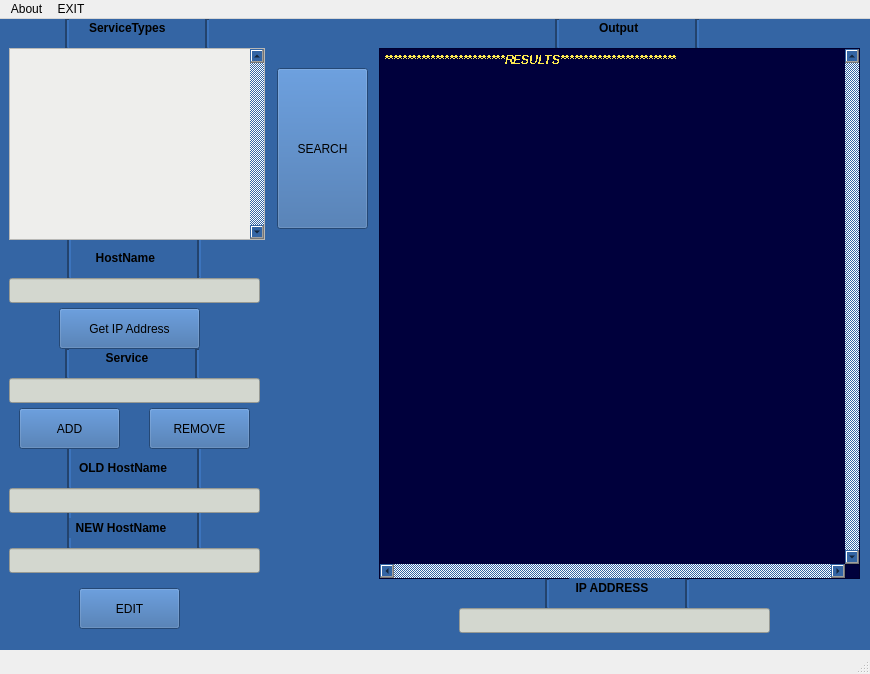
Old version of the form Project/UserInterface.ui in the repository andreigaina/RC_P.
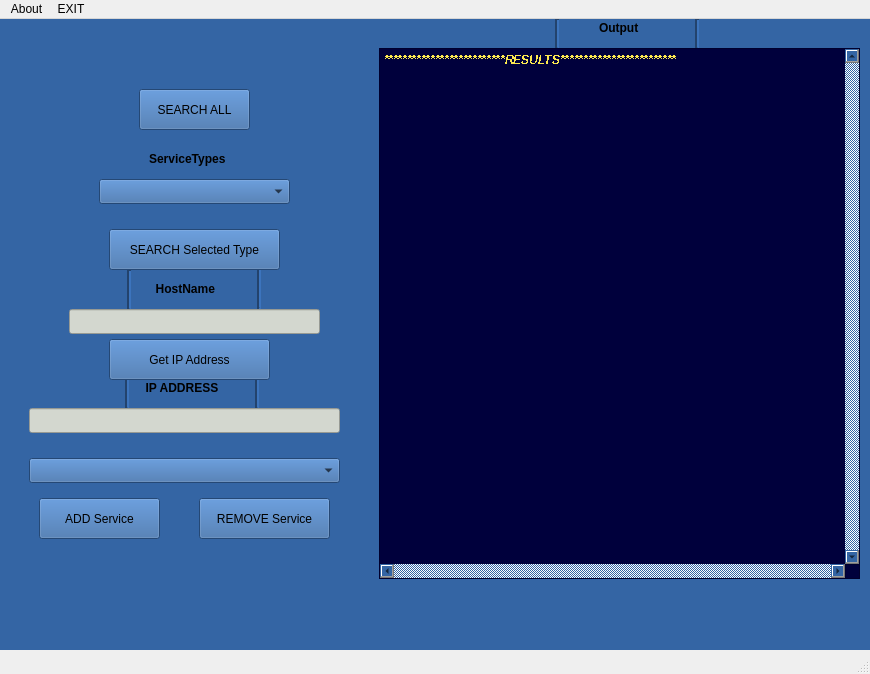
New version of the form.

What changed in the file:
```diff
--- a/Project/UserInterface.ui
+++ b/Project/UserInterface.ui
@@ -53,31 +53,6 @@
     <property name="styleSheet">
      <string notr="true">background:rgb(52, 101, 164)</string>
     </property>
-    <widget class="QListView" name="serviceTypesBox">
-     <property name="geometry">
-      <rect>
-       <x>70</x>
-       <y>30</y>
-       <width>256</width>
-       <height>192</height>
-      </rect>
-     </property>
-     <property name="focusPolicy">
-      <enum>Qt::NoFocus</enum>
-     </property>
-     <property name="toolTipDuration">
-      <number>-6</number>
-     </property>
-     <property name="styleSheet">
-      <string notr="true">background:rgb(238, 238, 236);</string>
-     </property>
-     <property name="verticalScrollBarPolicy">
-      <enum>Qt::ScrollBarAlwaysOn</enum>
-     </property>
-     <property name="horizontalScrollBarPolicy">
-      <enum>Qt::ScrollBarAsNeeded</enum>
-     </property>
-    </widget>
     <widget class="QPlainTextEdit" name="outputDisplay">
      <property name="geometry">
       <rect>
@@ -137,88 +112,20 @@
       </color>
      </property>
     </widget>
-    <widget class="QLabel" name="labelServiceTypes">
+    <widget class="QPushButton" name="searchAllButton">
      <property name="geometry">
       <rect>
-       <x>150</x>
-       <y>0</y>
-       <width>101</width>
-       <height>20</height>
-      </rect>
-     </property>
-     <property name="font">
-      <font>
-       <weight>75</weight>
-       <italic>false</italic>
-       <bold>true</bold>
-       <strikeout>false</strikeout>
-      </font>
-     </property>
-     <property name="text">
-      <string>ServiceTypes</string>
-     </property>
-     <property name="openExternalLinks">
-      <bool>true</bool>
-     </property>
-    </widget>
-    <widget class="Line" name="line">
-     <property name="geometry">
-      <rect>
-       <x>120</x>
-       <y>0</y>
-       <width>16</width>
-       <height>31</height>
-      </rect>
-     </property>
-     <property name="font">
-      <font>
-       <weight>50</weight>
-       <bold>false</bold>
-      </font>
-     </property>
-     <property name="styleSheet">
-      <string notr="true"/>
-     </property>
-     <property name="frameShadow">
-      <enum>QFrame::Sunken</enum>
-     </property>
-     <property name="lineWidth">
-      <number>2</number>
-     </property>
-     <property name="orientation">
-      <enum>Qt::Vertical</enum>
-     </property>
-    </widget>
-    <widget class="Line" name="line_2">
-     <property name="geometry">
-      <rect>
-       <x>260</x>
-       <y>0</y>
-       <width>16</width>
-       <height>31</height>
-      </rect>
-     </property>
-     <property name="lineWidth">
-      <number>2</number>
-     </property>
-     <property name="orientation">
-      <enum>Qt::Vertical</enum>
-     </property>
-    </widget>
-    <widget class="QPushButton" name="searchButton">
-     <property name="geometry">
-      <rect>
-       <x>338</x>
-       <y>50</y>
-       <width>91</width>
-       <height>161</height>
+       <x>200</x>
+       <y>71</y>
+       <width>111</width>
+       <height>41</height>
       </rect>
      </property>
      <property name="autoFillBackground">
       <bool>false</bool>
      </property>
      <property name="text">
-      <string>SEARCH</string>
+      <string>SEARCH ALL</string>
      </property>
     </widget>
     <widget class="Line" name="line_3">
@@ -280,8 +187,8 @@
     <widget class="QLineEdit" name="ipAddress">
      <property name="geometry">
       <rect>
-       <x>520</x>
-       <y>590</y>
+       <x>90</x>
+       <y>390</y>
        <width>311</width>
        <height>25</height>
       </rect>
@@ -302,8 +209,8 @@
     <widget class="Line" name="line_5">
      <property name="geometry">
       <rect>
-       <x>600</x>
-       <y>560</y>
+       <x>180</x>
+       <y>360</y>
        <width>16</width>
        <height>31</height>
       </rect>
@@ -318,8 +225,8 @@
     <widget class="QLabel" name="labelIpAddress">
      <property name="geometry">
       <rect>
-       <x>630</x>
-       <y>560</y>
+       <x>200</x>
+       <y>360</y>
        <width>101</width>
        <height>20</height>
       </rect>
@@ -342,8 +249,8 @@
     <widget class="Line" name="line_6">
      <property name="geometry">
       <rect>
-       <x>740</x>
-       <y>560</y>
+       <x>310</x>
+       <y>360</y>
        <width>16</width>
        <height>31</height>
       </rect>
@@ -358,8 +265,8 @@
     <widget class="QLabel" name="labelHostName">
      <property name="geometry">
       <rect>
-       <x>150</x>
-       <y>230</y>
+       <x>210</x>
+       <y>261</y>
        <width>101</width>
        <height>20</height>
       </rect>
@@ -382,8 +289,8 @@
     <widget class="QLineEdit" name="hostName">
      <property name="geometry">
       <rect>
-       <x>70</x>
-       <y>260</y>
+       <x>130</x>
+       <y>291</y>
        <width>251</width>
        <height>25</height>
       </rect>
@@ -401,10 +308,10 @@
     <widget class="Line" name="line_13">
      <property name="geometry">
       <rect>
-       <x>120</x>
-       <y>210</y>
+       <x>180</x>
+       <y>251</y>
        <width>20</width>
-       <height>51</height>
+       <height>41</height>
       </rect>
      </property>
      <property name="lineWidth">
@@ -417,143 +324,9 @@
     <widget class="Line" name="line_14">
      <property name="geometry">
       <rect>
-       <x>250</x>
-       <y>199</y>
+       <x>310</x>
+       <y>250</y>
        <width>20</width>
-       <height>61</height>
-      </rect>
-     </property>
-     <property name="lineWidth">
-      <number>2</number>
-     </property>
-     <property name="orientation">
-      <enum>Qt::Vertical</enum>
-     </property>
-    </widget>
-    <widget class="QLabel" name="labelOldHost">
-     <property name="geometry">
-      <rect>
-       <x>140</x>
-       <y>440</y>
-       <width>111</width>
-       <height>20</height>
-      </rect>
-     </property>
-     <property name="font">
-      <font>
-       <weight>75</weight>
-       <italic>false</italic>
-       <bold>true</bold>
-       <strikeout>false</strikeout>
-      </font>
-     </property>
-     <property name="text">
-      <string>OLD HostName</string>
-     </property>
-     <property name="textInteractionFlags">
-      <set>Qt::NoTextInteraction</set>
-     </property>
-    </widget>
-    <widget class="QLineEdit" name="oldHostName">
-     <property name="geometry">
-      <rect>
-       <x>70</x>
-       <y>470</y>
-       <width>251</width>
-       <height>25</height>
-      </rect>
-     </property>
-     <property name="styleSheet">
-      <string notr="true">background-color: rgb(211, 215, 207);</string>
-     </property>
-     <property name="alignment">
-      <set>Qt::AlignCenter</set>
-     </property>
-     <property name="clearButtonEnabled">
-      <bool>true</bool>
-     </property>
-    </widget>
-    <widget class="Line" name="line_15">
-     <property name="geometry">
-      <rect>
-       <x>120</x>
-       <y>420</y>
-       <width>20</width>
-       <height>51</height>
-      </rect>
-     </property>
-     <property name="lineWidth">
-      <number>2</number>
-     </property>
-     <property name="orientation">
-      <enum>Qt::Vertical</enum>
-     </property>
-    </widget>
-    <widget class="Line" name="line_16">
-     <property name="geometry">
-      <rect>
-       <x>250</x>
-       <y>420</y>
-       <width>20</width>
-       <height>51</height>
-      </rect>
-     </property>
-     <property name="lineWidth">
-      <number>2</number>
-     </property>
-     <property name="orientation">
-      <enum>Qt::Vertical</enum>
-     </property>
-    </widget>
-    <widget class="QLabel" name="labelNewHost">
-     <property name="geometry">
-      <rect>
-       <x>130</x>
-       <y>500</y>
-       <width>121</width>
-       <height>20</height>
-      </rect>
-     </property>
-     <property name="font">
-      <font>
-       <weight>75</weight>
-       <italic>false</italic>
-       <bold>true</bold>
-       <strikeout>false</strikeout>
-      </font>
-     </property>
-     <property name="text">
-      <string>  NEW HostName</string>
-     </property>
-     <property name="textInteractionFlags">
-      <set>Qt::NoTextInteraction</set>
-     </property>
-    </widget>
-    <widget class="QLineEdit" name="newHostName">
-     <property name="geometry">
-      <rect>
-       <x>70</x>
-       <y>530</y>
-       <width>251</width>
-       <height>25</height>
-      </rect>
-     </property>
-     <property name="styleSheet">
-      <string notr="true">background-color: rgb(211, 215, 207);</string>
-     </property>
-     <property name="alignment">
-      <set>Qt::AlignCenter</set>
-     </property>
-     <property name="clearButtonEnabled">
-      <bool>true</bool>
-     </property>
-    </widget>
-    <widget class="Line" name="line_17">
-     <property name="geometry">
-      <rect>
-       <x>120</x>
-       <y>490</y>
-       <width>20</width>
        <height>41</height>
       </rect>
      </property>
@@ -564,103 +337,12 @@
       <enum>Qt::Vertical</enum>
      </property>
     </widget>
-    <widget class="Line" name="line_18">
-     <property name="geometry">
-      <rect>
-       <x>250</x>
-       <y>490</y>
-       <width>20</width>
-       <height>41</height>
-      </rect>
-     </property>
-     <property name="lineWidth">
-      <number>2</number>
-     </property>
-     <property name="orientation">
-      <enum>Qt::Vertical</enum>
-     </property>
-    </widget>
-    <widget class="QLabel" name="labelService">
-     <property name="geometry">
-      <rect>
-       <x>140</x>
-       <y>330</y>
-       <width>101</width>
-       <height>20</height>
-      </rect>
-     </property>
-     <property name="font">
-      <font>
-       <weight>75</weight>
-       <italic>false</italic>
-       <bold>true</bold>
-       <strikeout>false</strikeout>
-      </font>
-     </property>
-     <property name="text">
-      <string>        Service</string>
-     </property>
-     <property name="textInteractionFlags">
-      <set>Qt::NoTextInteraction</set>
-     </property>
-    </widget>
-    <widget class="QLineEdit" name="serviceName">
-     <property name="geometry">
-      <rect>
-       <x>70</x>
-       <y>360</y>
-       <width>251</width>
-       <height>25</height>
-      </rect>
-     </property>
-     <property name="styleSheet">
-      <string notr="true">background-color: rgb(211, 215, 207);</string>
-     </property>
-     <property name="alignment">
-      <set>Qt::AlignCenter</set>
-     </property>
-     <property name="clearButtonEnabled">
-      <bool>true</bool>
-     </property>
-    </widget>
-    <widget class="Line" name="line_19">
-     <property name="geometry">
-      <rect>
-       <x>120</x>
-       <y>330</y>
-       <width>16</width>
-       <height>31</height>
-      </rect>
-     </property>
-     <property name="lineWidth">
-      <number>2</number>
-     </property>
-     <property name="orientation">
-      <enum>Qt::Vertical</enum>
-     </property>
-    </widget>
-    <widget class="Line" name="line_20">
-     <property name="geometry">
-      <rect>
-       <x>250</x>
-       <y>330</y>
-       <width>16</width>
-       <height>31</height>
-      </rect>
-     </property>
-     <property name="lineWidth">
-      <number>2</number>
-     </property>
-     <property name="orientation">
-      <enum>Qt::Vertical</enum>
-     </property>
-    </widget>
     <widget class="QPushButton" name="getIPButton">
      <property name="geometry">
       <rect>
-       <x>120</x>
-       <y>290</y>
-       <width>141</width>
+       <x>170</x>
+       <y>321</y>
+       <width>161</width>
        <height>41</height>
       </rect>
      </property>
@@ -671,75 +353,109 @@
     <widget class="QPushButton" name="addServiceButton">
      <property name="geometry">
       <rect>
-       <x>80</x>
-       <y>390</y>
-       <width>101</width>
+       <x>100</x>
+       <y>480</y>
+       <width>121</width>
        <height>41</height>
       </rect>
      </property>
      <property name="text">
-      <string>ADD</string>
+      <string>ADD Service</string>
      </property>
     </widget>
     <widget class="QPushButton" name="removeServiceButton">
      <property name="geometry">
       <rect>
+       <x>260</x>
+       <y>480</y>
+       <width>131</width>
+       <height>41</height>
+      </rect>
+     </property>
+     <property name="text">
+      <string>REMOVE Service</string>
+     </property>
+    </widget>
+    <widget class="QComboBox" name="serviceTypesBox">
+     <property name="geometry">
+      <rect>
+       <x>160</x>
+       <y>161</y>
+       <width>191</width>
+       <height>25</height>
+      </rect>
+     </property>
+    </widget>
+    <widget class="QPushButton" name="searchSelectedType">
+     <property name="geometry">
+      <rect>
+       <x>170</x>
+       <y>211</y>
+       <width>171</width>
+       <height>41</height>
+      </rect>
+     </property>
+     <property name="autoFillBackground">
+      <bool>false</bool>
+     </property>
+     <property name="text">
+      <string>SEARCH Selected Type</string>
+     </property>
+    </widget>
+    <widget class="QLabel" name="labelHostName_2">
+     <property name="geometry">
+      <rect>
        <x>210</x>
-       <y>390</y>
+       <y>131</y>
        <width>101</width>
-       <height>41</height>
+       <height>20</height>
       </rect>
      </property>
+     <property name="font">
+      <font>
+       <weight>75</weight>
+       <italic>false</italic>
+       <bold>true</bold>
+       <strikeout>false</strikeout>
+      </font>
+     </property>
      <property name="text">
-      <string>REMOVE</string>
+      <string>ServiceTypes</string>
+     </property>
+     <property name="textInteractionFlags">
+      <set>Qt::NoTextInteraction</set>
      </property>
     </widget>
-    <widget class="QPushButton" name="editHostNameButton">
+    <widget class="QComboBox" name="servicesBox">
      <property name="geometry">
       <rect>
-       <x>140</x>
-       <y>570</y>
-       <width>101</width>
-       <height>41</height>
+       <x>90</x>
+       <y>440</y>
+       <width>311</width>
+       <height>25</height>
       </rect>
      </property>
-     <property name="text">
-      <string>EDIT</string>
-     </property>
     </widget>
-    <zorder>line_17</zorder>
-    <zorder>line_18</zorder>
-    <zorder>labelNewHost</zorder>
-    <zorder>line_15</zorder>
-    <zorder>line_16</zorder>
-    <zorder>line_19</zorder>
-    <zorder>line_20</zorder>
     <zorder>line_13</zorder>
     <zorder>line_14</zorder>
     <zorder>line_5</zorder>
     <zorder>line_6</zorder>
     <zorder>line_3</zorder>
     <zorder>line_4</zorder>
-    <zorder>line_2</zorder>
-    <zorder>line</zorder>
-    <zorder>serviceTypesBox</zorder>
     <zorder>outputDisplay</zorder>
-    <zorder>labelServiceTypes</zorder>
-    <zorder>searchButton</zorder>
+    <zorder>searchAllButton</zorder>
     <zorder>labelOutput</zorder>
     <zorder>ipAddress</zorder>
     <zorder>labelIpAddress</zorder>
     <zorder>labelHostName</zorder>
     <zorder>hostName</zorder>
-    <zorder>labelOldHost</zorder>
-    <zorder>oldHostName</zorder>
-    <zorder>newHostName</zorder>
-    <zorder>labelService</zorder>
-    <zorder>serviceName</zorder>
     <zorder>getIPButton</zorder>
     <zorder>addServiceButton</zorder>
     <zorder>removeServiceButton</zorder>
-    <zorder>editHostNameButton</zorder>
+    <zorder>serviceTypesBox</zorder>
+    <zorder>searchSelectedType</zorder>
+    <zorder>labelHostName_2</zorder>
+    <zorder>servicesBox</zorder>
    </widget>
   </widget>
   <widget class="QMenuBar" name="menubar">
```
